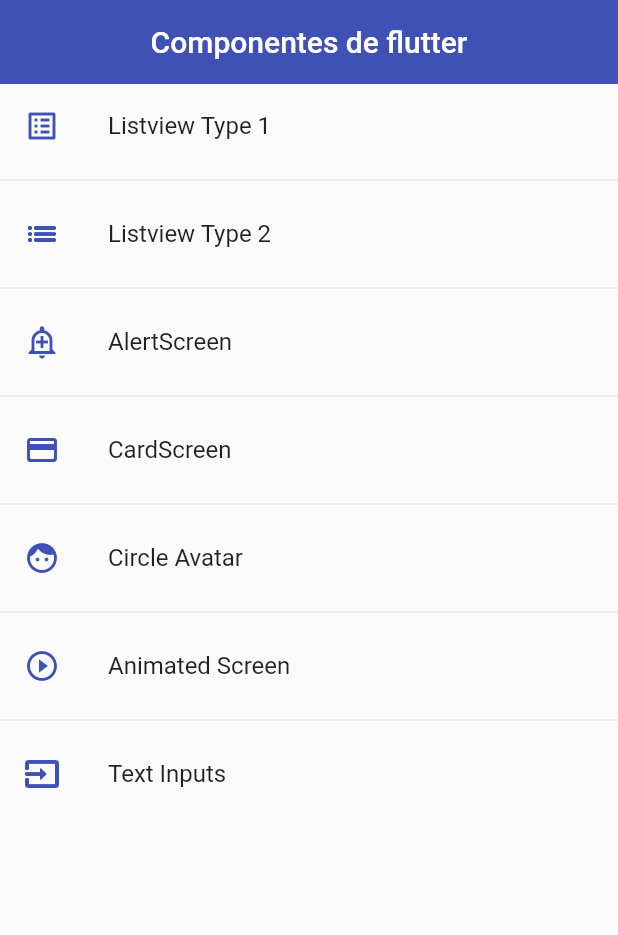
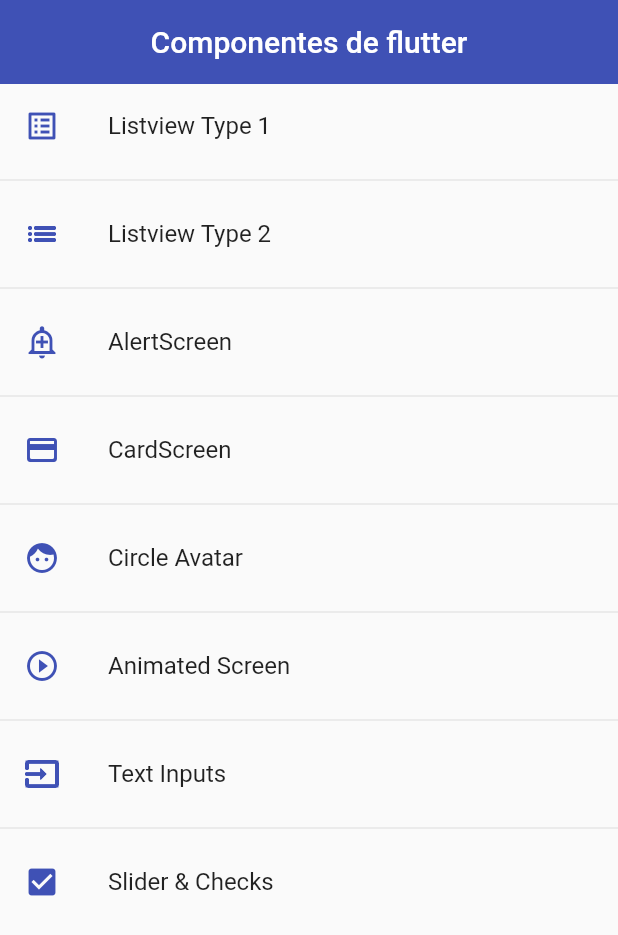
Before and after one commit to SrDaviid/First-project-flutter, a Flutter app: the screen it shows after launch, on a phone screen of 412 x 824 dp. Shown: the top 935 px of the screen. Run offline on Flutter 3.47's test engine with Material 2 defaults, Android fonts, the phone set to English and light mode, and no system bars; statements that could not run were skipped.

Commit message:
add SliderScreen in appRoutes

```diff
--- a/lib/router/app_routes.dart
+++ b/lib/router/app_routes.dart
@@ -48,6 +48,11 @@ class AppRoutes {
         name: 'Text Inputs',
         screen: const InputsScreen(),
         icon: Icons.input_sharp),
+    MenuOption(
+        route: "slider",
+        name: 'Slider & Checks',
+        icon: Icons.check_box,
+        screen: const SliderScreen())
   ];
 
   static Map<String, Widget Function(BuildContext)> getAppRoutes() {
```
